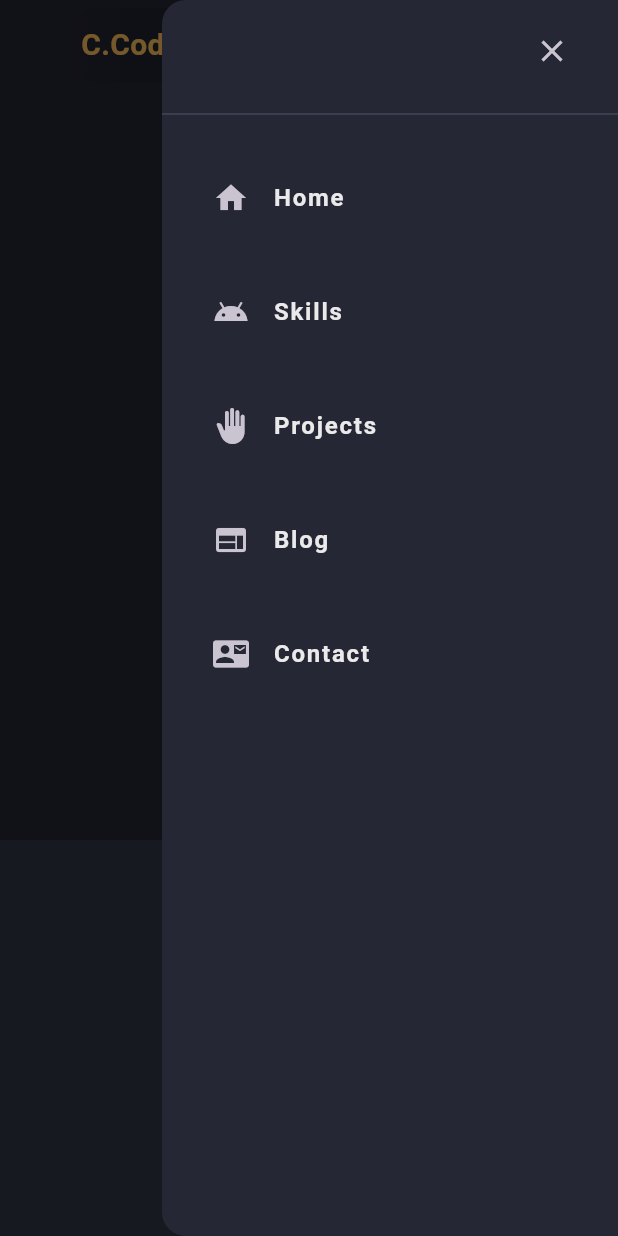
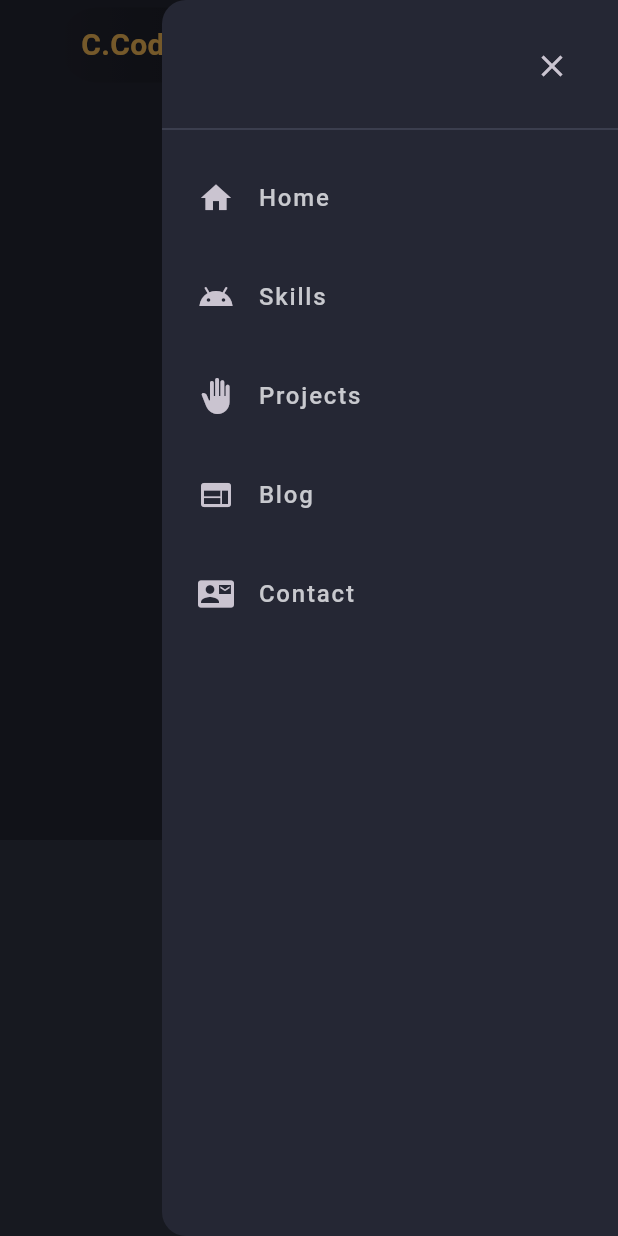
Before and after one commit to crazy-coder-018/my_portfolio_website, a Flutter app: the screen it shows after launch, with the side drawer open, on a phone screen of 412 x 824 dp. Run offline on Flutter 3.47's test engine with Material 3 defaults, Android fonts, the phone set to English and light mode, and no system bars.

Commit message:
Hover effect

```diff
--- a/lib/pages/home_page.dart
+++ b/lib/pages/home_page.dart
@@ -3,6 +3,7 @@
 import 'package:flutter/material.dart';
 import 'package:my_portfolio_website/constants/colors.dart';
 import 'package:my_portfolio_website/constants/nav_items.dart';
+import 'package:my_portfolio_website/widgets/drower_mobile.dart';
 import 'package:my_portfolio_website/widgets/header_mobile.dart';
 
 class HomePage extends StatefulWidget {
@@ -20,60 +21,7 @@ class _HomePageState extends State<HomePage> {
     return Scaffold(
       key: scaffoldKey,
       backgroundColor: CustomColors.scaffoldBG,
-      // Drawer
-      endDrawer: Drawer(
-        backgroundColor: CustomColors.scaffoldBG,
-        child: ListView(
-          children: [
-            // For Closing the Drawer
-            Align(
-              alignment: Alignment.centerRight,
-              child: Padding(
-                padding: const EdgeInsets.only(
-                  top: 10.0,
-                  bottom: 10.0,
-                  left: 20.0,
-                  right: 20.0,
-                ),
-                child: IconButton(
-                  onPressed: () {
-                    scaffoldKey.currentState?.closeEndDrawer();
-                  },
-                  icon: Icon(Icons.close),
-                ),
-              ),
-            ),
-
-            Divider(color: CustomColors.bgLight2),
-            // Menu Bar
-            for (int i = 0; i < navIcons.length; i++)
-              Padding(
-                padding: const EdgeInsets.only(top: 20.0),
-                child: Container(
-                  padding: EdgeInsets.symmetric(horizontal: 4.0),
-                  decoration: BoxDecoration(
-                    borderRadius: BorderRadius.circular(16),
-                  ),
-                  child: ListTile(
-                    onTap: () {},
-                    contentPadding: const EdgeInsets.symmetric(
-                      horizontal: 30.0,
-                      vertical: 0.0,
-                    ),
-                    leading: Icon(navIcons[i]),
-                    title: Text(navTitles[i]),
-                    titleTextStyle: TextStyle(
-                      color: CustomColors.whitePrimary,
-                      fontSize: 16,
-                      fontWeight: FontWeight.bold,
-                      letterSpacing: 1.2,
-                    ),
-                  ),
-                ),
-              ),
-          ],
-        ),
-      ),
+      endDrawer: DrowerMobile(),
       body: ListView(
         scrollDirection: Axis.vertical,
         children: [
--- /dev/null
+++ b/lib/widgets/drower_mobile.dart
@@ -0,0 +1,66 @@
+import 'package:flutter/material.dart';
+import 'package:my_portfolio_website/constants/colors.dart';
+import 'package:my_portfolio_website/constants/nav_items.dart';
+
+class DrowerMobile extends StatelessWidget {
+  const DrowerMobile({super.key});
+
+  @override
+  Widget build(BuildContext context) {
+    return Drawer(
+      backgroundColor: CustomColors.scaffoldBG,
+      child: ListView(
+        children: [
+          // For Closing the Drawer
+          Align(
+            alignment: Alignment.centerRight,
+            child: Padding(
+              padding: const EdgeInsets.only(
+                top: 20.0,
+                bottom: 10.0,
+                left: 20.0,
+                right: 20.0,
+              ),
+              child: IconButton(
+                onPressed: () {
+                  Navigator.of(context).pop();
+                },
+                icon: Icon(Icons.close),
+              ),
+            ),
+          ),
+
+          Divider(color: CustomColors.bgLight2),
+
+          // Menu Bar
+          for (int i = 0; i < navIcons.length; i++)
+            Padding(
+              padding: const EdgeInsets.only(top: 10.0),
+              child: Container(
+                padding: EdgeInsets.symmetric(horizontal: 4.0),
+                decoration: BoxDecoration(
+                  borderRadius: BorderRadius.circular(16),
+                ),
+                child: ListTile(
+                  onTap: () {},
+                  hoverColor: CustomColors.bgLight1,
+                  contentPadding: const EdgeInsets.symmetric(
+                    horizontal: 20.0,
+                    vertical: 0.0,
+                  ),
+                  leading: Icon(navIcons[i]),
+                  title: Text(navTitles[i]),
+                  titleTextStyle: TextStyle(
+                    color: CustomColors.whiteSecondary,
+                    fontSize: 16,
+                    fontWeight: FontWeight.w500,
+                    letterSpacing: 1.2,
+                  ),
+                ),
+              ),
+            ),
+        ],
+      ),
+    );
+  }
+}
```
